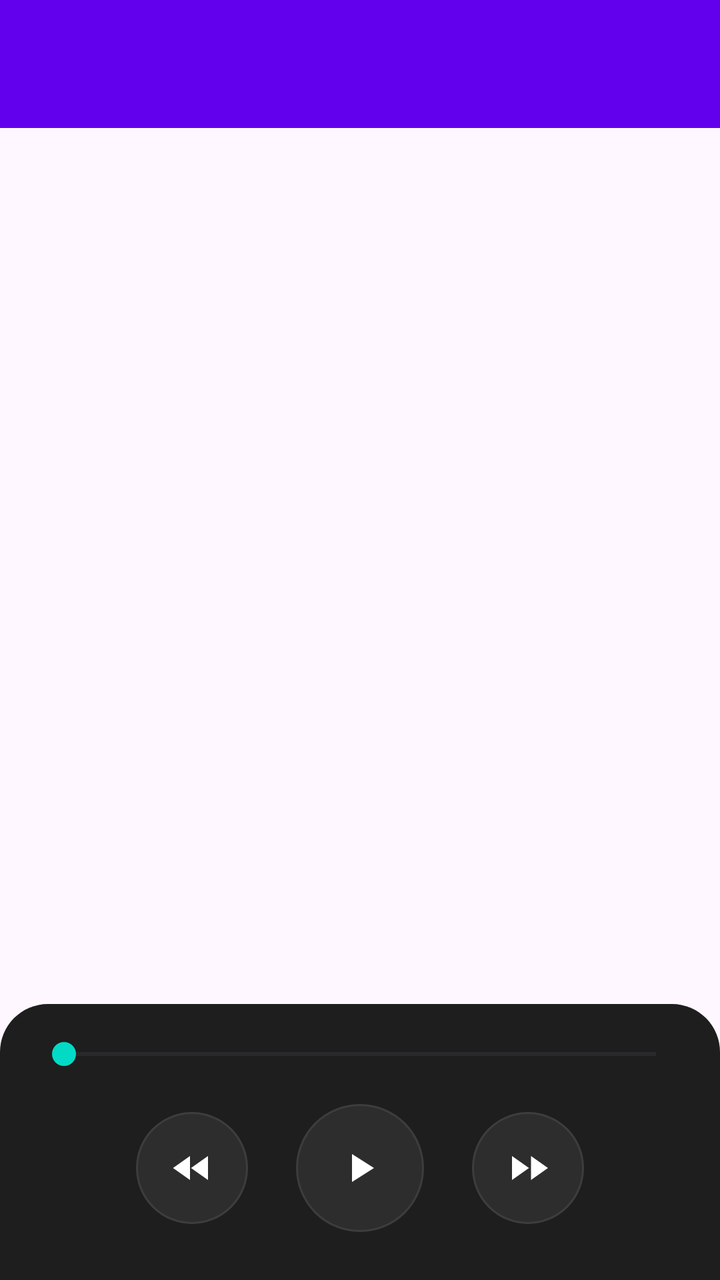
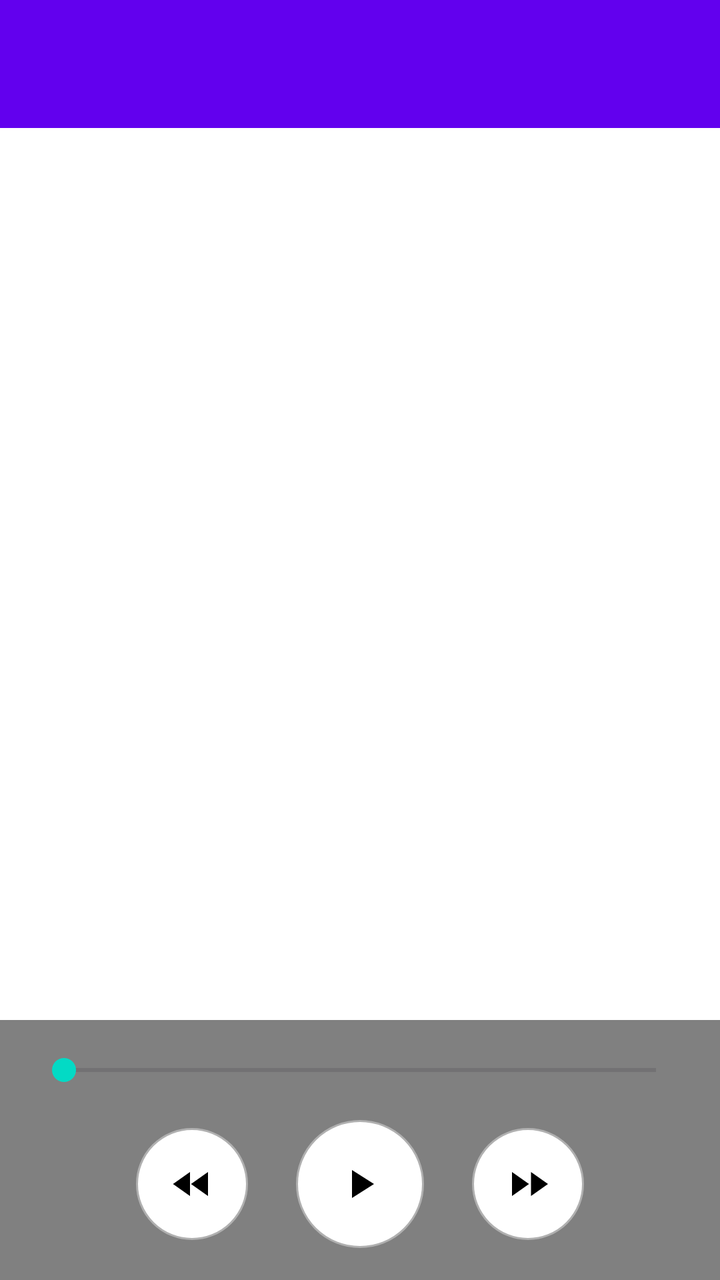

The first picture is an Android layout as it rendered before a commit; the second is the same layout after the commit. The layout source and the unified diff follow.
<!-- AndroidManifest.xml: application theme Theme.ReadAloud -->
<!-- res/layout/activity_reader.xml -->
<?xml version="1.0" encoding="utf-8"?>
<androidx.coordinatorlayout.widget.CoordinatorLayout xmlns:android="http://schemas.android.com/apk/res/android"
    xmlns:app="http://schemas.android.com/apk/res-auto"
    android:layout_width="match_parent"
    android:layout_height="match_parent"
    android:fitsSystemWindows="true">

    <com.google.android.material.appbar.AppBarLayout
        android:layout_width="match_parent"
        android:layout_height="wrap_content"
        android:theme="@style/Theme.ReadAloud.AppBarOverlay">

        <androidx.appcompat.widget.Toolbar
            android:id="@+id/toolbar"
            android:layout_width="match_parent"
            android:layout_height="?attr/actionBarSize"
            android:background="?attr/colorPrimary"
            app:popupTheme="@style/Theme.ReadAloud.PopupOverlay" />

    </com.google.android.material.appbar.AppBarLayout>

    <androidx.core.widget.NestedScrollView
        android:id="@+id/scrollView"
        android:layout_width="match_parent"
        android:layout_height="match_parent"
        android:padding="16dp"
        app:layout_behavior="@string/appbar_scrolling_view_behavior">

        <LinearLayout
            android:id="@+id/paragraphContainer"
            android:layout_width="match_parent"
            android:layout_height="wrap_content"
            android:orientation="vertical" />

    </androidx.core.widget.NestedScrollView>

    <FrameLayout
        android:id="@+id/bottom_sheet"
        android:layout_width="match_parent"
        android:layout_height="wrap_content"
        android:background="@drawable/bottom_sheet_bg"
        app:layout_behavior="com.google.android.material.bottomsheet.BottomSheetBehavior"
        app:behavior_peekHeight="140dp"
        app:behavior_hideable="false">

        <LinearLayout
            android:layout_width="match_parent"
            android:layout_height="wrap_content"
            android:orientation="vertical"
            android:padding="16dp"
            android:background="@android:color/transparent">

            <SeekBar
                android:id="@+id/seekBar"
                android:layout_width="match_parent"
                android:layout_height="wrap_content"
                android:max="100" />

            <LinearLayout
                android:layout_width="match_parent"
                android:layout_height="wrap_content"
                android:orientation="horizontal"
                android:gravity="center"
                android:layout_marginTop="16dp">

                <ImageButton
                    android:id="@+id/btnRewind"
                    android:layout_width="56dp"
                    android:layout_height="56dp"
                    android:src="@drawable/ic_media_rewind"
                    android:background="@drawable/btn_round_background"
                    android:contentDescription="@string/action_rewind" />

                <ImageButton
                    android:id="@+id/btnPlayPause"
                    android:layout_width="64dp"
                    android:layout_height="64dp"
                    android:layout_marginStart="24dp"
                    android:layout_marginEnd="24dp"
                    android:src="@drawable/ic_media_play"
                    android:background="@drawable/btn_round_background"
                    android:contentDescription="@string/action_play" />

                <ImageButton
                    android:id="@+id/btnForward"
                    android:layout_width="56dp"
                    android:layout_height="56dp"
                    android:src="@drawable/ic_media_fast_forward"
                    android:background="@drawable/btn_round_background"
                    android:contentDescription="@string/action_forward" />

            </LinearLayout>

        </LinearLayout>

    </FrameLayout>

</androidx.coordinatorlayout.widget.CoordinatorLayout>
<!-- resources referenced by this layout -->
<resources>
  <!-- drawable bottom_sheet_bg (drawable) -->
  <?xml version="1.0" encoding="utf-8"?>
  <shape xmlns:android="http://schemas.android.com/apk/res/android" android:shape="rectangle">
      <solid android:color="#FF1E1E1E" />
      <corners android:topLeftRadius="24dp" android:topRightRadius="24dp" />
      <padding android:bottom="8dp" />
  </shape>
  <!-- drawable btn_round_background (drawable) -->
  <?xml version="1.0" encoding="utf-8"?>
  <ripple xmlns:android="http://schemas.android.com/apk/res/android"
      android:color="?attr/colorControlHighlight">
      <item>
          <shape android:shape="oval">
              <solid android:color="@color/button_background" />
              <stroke android:width="1dp" android:color="@color/button_stroke" />
              <size android:width="56dp" android:height="56dp" />
          </shape>
      </item>
  </ripple>
  <!-- drawable ic_media_fast_forward (drawable) -->
  <?xml version="1.0" encoding="utf-8"?>
  <vector xmlns:android="http://schemas.android.com/apk/res/android"
      android:width="24dp"
      android:height="24dp"
      android:viewportWidth="24"
      android:viewportHeight="24">
      <path
          android:fillColor="#FFFFFFFF"
          android:pathData="M4,18l8.5,-6L4,6v12zM13.5,6v12l8.5,-6z"/>
  </vector>
  <!-- drawable ic_media_play (drawable) -->
  <?xml version="1.0" encoding="utf-8"?>
  <vector xmlns:android="http://schemas.android.com/apk/res/android"
      android:width="24dp"
      android:height="24dp"
      android:viewportWidth="24"
      android:viewportHeight="24">
      <path
          android:fillColor="#FFFFFFFF"
          android:pathData="M8,5v14l11,-7z"/>
  </vector>
  <!-- drawable ic_media_rewind (drawable) -->
  <?xml version="1.0" encoding="utf-8"?>
  <vector xmlns:android="http://schemas.android.com/apk/res/android"
      android:width="24dp"
      android:height="24dp"
      android:viewportWidth="24"
      android:viewportHeight="24">
      <path
          android:fillColor="#FFFFFFFF"
          android:pathData="M11,18V6l-8.5,6 8.5,6zm.5,-6l8.5,6V6l-8.5,6z"/>
  </vector>
  <string name="action_forward">Forward 30s</string>
  <string name="action_play">Play</string>
  <string name="action_rewind">Rewind 10s</string>
  <string name="appbar_scrolling_view_behavior">com.google.android.material.appbar.AppBarLayout$ScrollingViewBehavior</string>
  <style name="Theme.ReadAloud.AppBarOverlay" parent="ThemeOverlay.Material3.Dark.ActionBar" />
  <style name="Theme.ReadAloud.PopupOverlay" parent="ThemeOverlay.Material3.Light" />
  <style name="Theme.ReadAloud" parent="Theme.Material3.DayNight.NoActionBar">
          <item name="colorPrimary">@color/purple_700</item>
          <item name="colorPrimaryVariant">@color/purple_200</item>
          <item name="colorOnPrimary">@color/white</item>
          <item name="colorSecondary">@color/teal_200</item>
          <item name="colorSecondaryVariant">@color/teal_700</item>
          <item name="colorOnSecondary">@color/black</item>
          <item name="android:statusBarColor">?attr/colorPrimaryVariant</item>
      </style>
  <color name="button_background">#FF2D2D2D</color>
  <color name="button_stroke">#FF3D3D3D</color>
  <color name="purple_700">#FF6200EE</color>
  <color name="purple_200">#FFBB86FC</color>
  <color name="white">#FFFFFFFF</color>
  <color name="teal_200">#FF03DAC5</color>
  <color name="teal_700">#FF018786</color>
  <color name="black">#FF000000</color>
</resources>

<!-- the commit's change to res/layout/activity_reader.xml (unified diff, before → after) -->
@@ -1,8 +1,10 @@
 <?xml version="1.0" encoding="utf-8"?>
-<androidx.coordinatorlayout.widget.CoordinatorLayout xmlns:android="http://schemas.android.com/apk/res/android"
+<LinearLayout xmlns:android="http://schemas.android.com/apk/res/android"
     xmlns:app="http://schemas.android.com/apk/res-auto"
     android:layout_width="match_parent"
     android:layout_height="match_parent"
+    android:orientation="vertical"
+    android:background="@android:color/white"
     android:fitsSystemWindows="true">
 
     <com.google.android.material.appbar.AppBarLayout
@@ -22,9 +24,9 @@
     <androidx.core.widget.NestedScrollView
         android:id="@+id/scrollView"
         android:layout_width="match_parent"
-        android:layout_height="match_parent"
-        android:padding="16dp"
-        app:layout_behavior="@string/appbar_scrolling_view_behavior">
+        android:layout_height="0dp"
+        android:layout_weight="1"
+        android:padding="16dp">
 
         <LinearLayout
             android:id="@+id/paragraphContainer"
@@ -34,65 +36,59 @@
 
     </androidx.core.widget.NestedScrollView>
 
-    <FrameLayout
-        android:id="@+id/bottom_sheet"
+    
+    <LinearLayout
+        android:id="@+id/controlPanel"
         android:layout_width="match_parent"
         android:layout_height="wrap_content"
-        android:background="@drawable/bottom_sheet_bg"
-        app:layout_behavior="com.google.android.material.bottomsheet.BottomSheetBehavior"
-        app:behavior_peekHeight="140dp"
-        app:behavior_hideable="false">
+        android:orientation="vertical"
+        android:background="#FF808080"
+        android:padding="16dp">
+
+        <SeekBar
+            android:id="@+id/seekBar"
+            android:layout_width="match_parent"
+            android:layout_height="wrap_content"
+            android:max="100" />
 
         <LinearLayout
             android:layout_width="match_parent"
             android:layout_height="wrap_content"
-            android:orientation="vertical"
-            android:padding="16dp"
-            android:background="@android:color/transparent">
+            android:orientation="horizontal"
+            android:gravity="center"
+            android:layout_marginTop="16dp">
 
-            <SeekBar
-                android:id="@+id/seekBar"
-                android:layout_width="match_parent"
-                android:layout_height="wrap_content"
-                android:max="100" />
+            <ImageButton
+                android:id="@+id/btnRewind"
+                android:layout_width="56dp"
+                android:layout_height="56dp"
+                android:src="@drawable/ic_media_rewind"
+                android:tint="#FF000000"
+                android:background="@drawable/btn_round_background"
+                android:contentDescription="@string/action_rewind" />
 
-            <LinearLayout
-                android:layout_width="match_parent"
-                android:layout_height="wrap_content"
-                android:orientation="horizontal"
-                android:gravity="center"
-                android:layout_marginTop="16dp">
+            <ImageButton
+                android:id="@+id/btnPlayPause"
+                android:layout_width="64dp"
+                android:layout_height="64dp"
+                android:layout_marginStart="24dp"
+                android:layout_marginEnd="24dp"
+                android:src="@drawable/ic_media_play"
+                android:tint="#FF000000"
+                android:background="@drawable/btn_round_background"
+                android:contentDescription="@string/action_play" />
 
-                <ImageButton
-                    android:id="@+id/btnRewind"
-                    android:layout_width="56dp"
-                    android:layout_height="56dp"
-                    android:src="@drawable/ic_media_rewind"
-                    android:background="@drawable/btn_round_background"
-                    android:contentDescription="@string/action_rewind" />
-
-                <ImageButton
-                    android:id="@+id/btnPlayPause"
-                    android:layout_width="64dp"
-                    android:layout_height="64dp"
-                    android:layout_marginStart="24dp"
-                    android:layout_marginEnd="24dp"
-                    android:src="@drawable/ic_media_play"
-                    android:background="@drawable/btn_round_background"
-                    android:contentDescription="@string/action_play" />
-
-                <ImageButton
-                    android:id="@+id/btnForward"
-                    android:layout_width="56dp"
-                    android:layout_height="56dp"
-                    android:src="@drawable/ic_media_fast_forward"
-                    android:background="@drawable/btn_round_background"
-                    android:contentDescription="@string/action_forward" />
-
-            </LinearLayout>
+            <ImageButton
+                android:id="@+id/btnForward"
+                android:layout_width="56dp"
+                android:layout_height="56dp"
+                android:src="@drawable/ic_media_fast_forward"
+                android:tint="#FF000000"
+                android:background="@drawable/btn_round_background"
+                android:contentDescription="@string/action_forward" />
 
         </LinearLayout>
 
-    </FrameLayout>
+    </LinearLayout>
 
-</androidx.coordinatorlayout.widget.CoordinatorLayout>
+</LinearLayout>
<!-- resource entries referenced after the edit -->
@@ -1,12 +1,5 @@
 <!-- resources referenced by this layout -->
 <resources>
-  <!-- drawable bottom_sheet_bg (drawable) -->
-  <?xml version="1.0" encoding="utf-8"?>
-  <shape xmlns:android="http://schemas.android.com/apk/res/android" android:shape="rectangle">
-      <solid android:color="#FF1E1E1E" />
-      <corners android:topLeftRadius="24dp" android:topRightRadius="24dp" />
-      <padding android:bottom="8dp" />
-  </shape>
   <!-- drawable btn_round_background (drawable) -->
   <?xml version="1.0" encoding="utf-8"?>
   <ripple xmlns:android="http://schemas.android.com/apk/res/android"
@@ -55,7 +48,6 @@
   <string name="action_forward">Forward 30s</string>
   <string name="action_play">Play</string>
   <string name="action_rewind">Rewind 10s</string>
-  <string name="appbar_scrolling_view_behavior">com.google.android.material.appbar.AppBarLayout$ScrollingViewBehavior</string>
   <style name="Theme.ReadAloud.AppBarOverlay" parent="ThemeOverlay.Material3.Dark.ActionBar" />
   <style name="Theme.ReadAloud.PopupOverlay" parent="ThemeOverlay.Material3.Light" />
   <style name="Theme.ReadAloud" parent="Theme.Material3.DayNight.NoActionBar">
@@ -67,8 +59,8 @@
           <item name="colorOnSecondary">@color/black</item>
           <item name="android:statusBarColor">?attr/colorPrimaryVariant</item>
       </style>
-  <color name="button_background">#FF2D2D2D</color>
-  <color name="button_stroke">#FF3D3D3D</color>
+  <color name="button_background">#FFFFFFFF</color>
+  <color name="button_stroke">#FFB0B0B0</color>
   <color name="purple_700">#FF6200EE</color>
   <color name="purple_200">#FFBB86FC</color>
   <color name="white">#FFFFFFFF</color>
